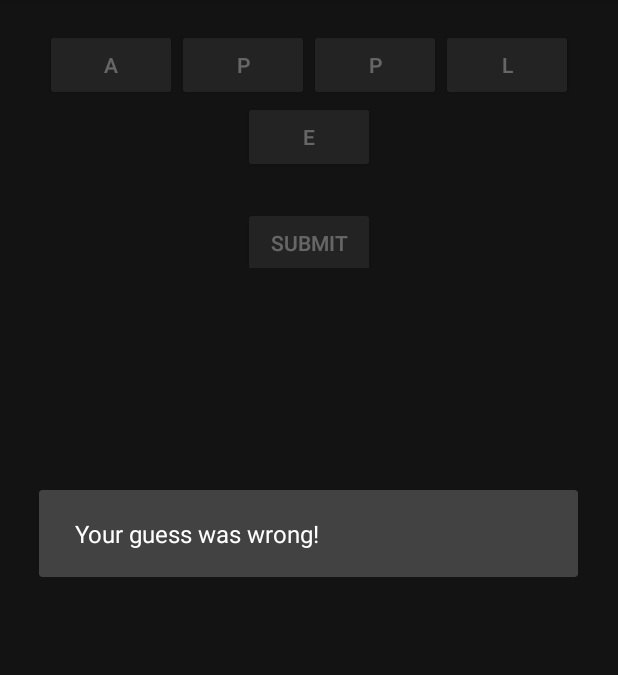
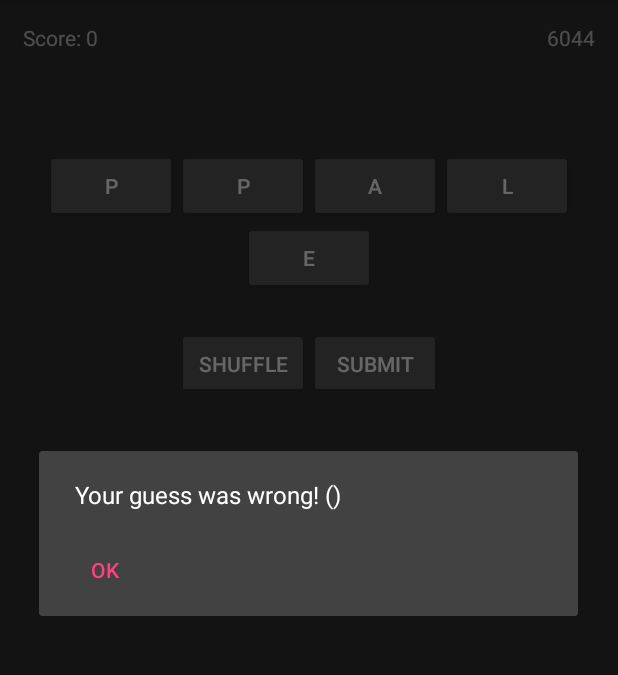
Before and after one commit to MarcoVdE/TextTwister, an Android app: the screen it shows after launch (TextTwisterActivity), after a tap on "SUBMIT", on a phone screen of 412 x 824 dp, the part 84-759 px from its top. Run offline under Robolectric (Android 15) with nearby library versions, the phone set to English and light mode, and no system bars; 1 other tap on this screen came first.

Commit message:
Timer implemented

```diff
--- a/feature/src/main/java/com/google/android/instantapps/samples/hello/feature/TextTwisterActivity.java
+++ b/feature/src/main/java/com/google/android/instantapps/samples/hello/feature/TextTwisterActivity.java
@@ -1,6 +1,8 @@
 package com.google.android.instantapps.samples.hello.feature;
 
+import android.content.DialogInterface;
 import android.os.Bundle;
+import android.os.CountDownTimer;
 import android.support.v7.app.AlertDialog;
 import android.support.v7.app.AppCompatActivity;
 import android.view.View;
@@ -9,11 +11,21 @@ import android.widget.LinearLayout;
 import android.widget.TextView;
 
 import java.util.ArrayList;
+import java.util.Collections;
+import java.util.Random;
 
 public class TextTwisterActivity extends AppCompatActivity {
 
     TextView guessedLetters; //letters that user has guessed.
     ArrayList<Button> guessLetters; //all buttons generated to click for guessable letters
+    LinearLayout linear1, linear2;
+    ArrayList<String> wordCollection;
+    ArrayList<String> guessableOptions;
+    String finalWord;
+    TextView score;
+
+    TextView countdownTimer;
+    AlertDialog.Builder builder;
 
     @Override
     protected void onCreate(Bundle savedInstanceState) {
@@ -23,20 +35,66 @@ public class TextTwisterActivity extends AppCompatActivity {
         //setting variables to IDs
          guessedLetters = findViewById(R.id.guessed_letters);
 
-        createWordButtons();
+
+        finalWord = "Apple";
+        score = findViewById(R.id.score);
+        score.setText(String.format("%s 0", getString(R.string.score)));
+        guessableOptions = new ArrayList<>();
+        guessableOptions.add("ale");
+        guessableOptions.add("alp");
+        guessableOptions.add("ape");
+        guessableOptions.add("app");
+        guessableOptions.add("lap");
+        guessableOptions.add("lea");
+        guessableOptions.add("pal");
+        guessableOptions.add("pap");
+        guessableOptions.add("pea");
+        guessableOptions.add("pep");
+        guessableOptions.add("leap");
+        guessableOptions.add("pale");
+        guessableOptions.add("palp");
+        guessableOptions.add("peal");
+        guessableOptions.add("plea");
+        guessableOptions.add("appel");
+        guessableOptions.add("apple");
+        guessableOptions.add("pepla");
+
+        //alert dialog builder:
+        builder = new AlertDialog.Builder(TextTwisterActivity.this);
+
+        createWordButtons(finalWord);
         submitGuessActionCreator();
+        shuffleButtonActionCreator();
+        startCountdownTimer();
     }
 
-    private void createWordButtons() {
-        String myWord = "Apple";
-        final ArrayList<String> wordCollection = new ArrayList<>();
-        LinearLayout linear1 = findViewById(R.id.generate_buttons_1);
-        LinearLayout linear2 = findViewById(R.id.generate_buttons_2);
+    private void startCountdownTimer() {
+        new CountDownTimer(20000, 100) {
+            public void onTick(long millisUntiFinished) {
+                countdownTimer = findViewById(R.id.countdown_timer);
+                countdownTimer.setText(String.valueOf(millisUntiFinished));
+            }
+
+            @Override
+            public void onFinish() {
+                countdownTimer.setText("0");
+                builder.setMessage("Time over, your score was: " + score.getText())
+                       .show();
+            }
+        }.start();
+    }
+
+    private void createWordButtons(String myWord) {
+        wordCollection = new ArrayList<>();
+        linear1 = findViewById(R.id.generate_buttons_1);
+        linear2 = findViewById(R.id.generate_buttons_2);
         guessLetters = new ArrayList<>(); //to store all guessable buttons
 
         for(int i = 0; i < myWord.length(); i++){
             wordCollection.add(myWord.substring(i, i+1));
         }
+
+        Collections.shuffle(wordCollection, new Random(System.nanoTime()));
 
         for(int i = 0; i < wordCollection.size(); i++) {
             final Button letterButton = new Button(this);
@@ -62,7 +120,7 @@ public class TextTwisterActivity extends AppCompatActivity {
 
 
     private void keepTrackOfClicked(String buttonClicked) {
-        guessedLetters.setText(String.format("%s%s", guessedLetters.getText(), buttonClicked));
+        guessedLetters.setText(String.format("%s%s", guessedLetters.getText(), buttonClicked.toUpperCase()));
     }
 
     private void submitGuessActionCreator() {
@@ -70,19 +128,7 @@ public class TextTwisterActivity extends AppCompatActivity {
         submit.setOnClickListener(new View.OnClickListener() {
             @Override
             public void onClick(View v) {
-                AlertDialog.Builder builder;
-                builder = new AlertDialog.Builder(TextTwisterActivity.this);
-                if(guessedLetters.getText().toString().equalsIgnoreCase("Apple")) {
-                    builder.setMessage("Your guess was correct!")
-                            .show();
-
-                }else {
-                    builder.setMessage("Your guess was wrong!")
-                            .show();
-                }
-
-                //clear after empty guess.
-                resetGuess();
+                checkGuess();
             }
         });
     }
@@ -96,6 +142,58 @@ public class TextTwisterActivity extends AppCompatActivity {
         }
     }
 
+    private void shuffleButtonActionCreator() {
+        Button clearButtons = findViewById(R.id.button_shuffle);
+        clearButtons.setOnClickListener(new View.OnClickListener() {
+            @Override
+            public void onClick(View v) {
+                //first destroy the current buttons
+                clearLinearViews();
+                resetGuess();
+                createWordButtons(finalWord);
+            }
+        });
+
+
+
+    }
+
+    private void clearLinearViews() {
+        linear1.removeAllViews();
+        linear2.removeAllViews();
+    }
+
+    private void checkGuess(){
+
+
+        if(guessableOptions.contains(guessedLetters.getText().toString().toLowerCase())){
+            builder.setMessage("Your guess was correct!")
+                    .setNeutralButton("OK", new DialogInterface.OnClickListener() {
+                        @Override
+                        public void onClick(DialogInterface dialog, int which) {
+                            //does nothing
+                        }
+                    })
+                    .show();
+            updateScore(guessedLetters.getText().length() * 100);
+        }else {
+            builder.setMessage("Your guess was wrong! (" + guessedLetters.getText().toString() + ")")
+                    .setNeutralButton("OK", new DialogInterface.OnClickListener() {
+                        @Override
+                        public void onClick(DialogInterface dialog, int which) {
+                            //does nothing as failed
+                        }
+                    })
+                    .show();
+        }
+
+        resetGuess();
+
+    }
+
+    private void updateScore(int addition) {
+        score.setText(String.format("%s %s", getString(R.string.score), String.valueOf(Integer.valueOf(score.getText().toString().substring(7)) + addition)));
+    }
 
 
 }
--- /dev/null
+++ b/feature/src/main/java/com/google/android/instantapps/samples/hello/feature/Timer.java
@@ -0,0 +1,25 @@
+package com.google.android.instantapps.samples.hello.feature;
+
+public class Timer {
+
+    private double startingTime;
+    private double remainingTime;
+
+    public Timer(double startingTime) {
+        this.startingTime = startingTime;
+        this.remainingTime = startingTime;
+    }
+
+    public double getStartingTime() {
+        return startingTime;
+    }
+
+    public double getRemainingTime() {
+        return remainingTime;
+    }
+
+
+    private void updateTime() {
+        this.remainingTime =- 0.1;
+    }
+}
--- a/feature/src/main/res/layout/text_twister.xml
+++ b/feature/src/main/res/layout/text_twister.xml
@@ -21,17 +21,51 @@
                 android:id="@+id/generate_buttons_relative">
 
 
+    <RelativeLayout
+        android:layout_width="match_parent"
+        android:layout_height="wrap_content"
+        android:orientation="horizontal"
+        android:id="@+id/top_line"
+        android:gravity="center">
+        <TextView
+            android:layout_width="wrap_content"
+            android:layout_height="wrap_content"
+            android:id="@+id/score"
+            android:layout_alignParentLeft="true"
+            android:gravity="center"
+            android:layout_marginTop="15dp"
+            android:layout_marginBottom="15dp"
+            android:layout_marginLeft="15dp"
+            android:layout_alignParentStart="true"
+            android:layout_marginStart="15dp" />
+        <TextView
+            android:layout_width="wrap_content"
+            android:layout_height="wrap_content"
+            android:id="@+id/countdown_timer"
+            android:layout_alignParentRight="true"
+            android:gravity="center"
+            android:layout_marginTop="15dp"
+            android:layout_marginRight="15dp"
+            android:layout_marginBottom="15dp"
+            android:layout_alignParentEnd="true"
+            android:layout_marginEnd="15dp"
+            />
+    </RelativeLayout>
+
     <LinearLayout
         android:layout_width="match_parent"
         android:layout_height="wrap_content"
         android:orientation="horizontal"
         android:id="@+id/guessed_letters_container"
-        android:gravity="center">
+        android:gravity="center"
+        android:layout_below="@id/top_line">
         <TextView
             android:layout_width="wrap_content"
             android:layout_height="wrap_content"
             android:id="@+id/guessed_letters"
-            android:gravity="center"/>
+            android:gravity="center"
+            android:layout_marginTop="15dp"
+            android:layout_marginBottom="15dp"/>
     </LinearLayout>
 
     <LinearLayout
@@ -60,10 +94,18 @@
         <Button
             android:layout_width="wrap_content"
             android:layout_height="wrap_content"
+            android:text="@string/shuffle"
+            android:id="@+id/button_shuffle"
+            android:gravity="center"
+            android:layout_marginTop="15dp"/>
+        <Button
+            android:layout_width="wrap_content"
+            android:layout_height="wrap_content"
             android:text="@string/submit"
             android:id="@+id/submit_button"
             android:gravity="center"
             android:layout_marginTop="15dp"/>
+
     </LinearLayout>
 
 
--- a/feature/src/main/res/values/strings.xml
+++ b/feature/src/main/res/values/strings.xml
@@ -24,4 +24,6 @@
     <string name="nothing_to_see">Nothing to see here, press back.</string>
     <string name="whats_this">Say Goodbye</string>
     <string name="submit">Submit</string>
+    <string name="shuffle">shuffle</string>
+    <string name="score">Score:</string>
 </resources>
```
Also changed, not shown: 627 other files.
